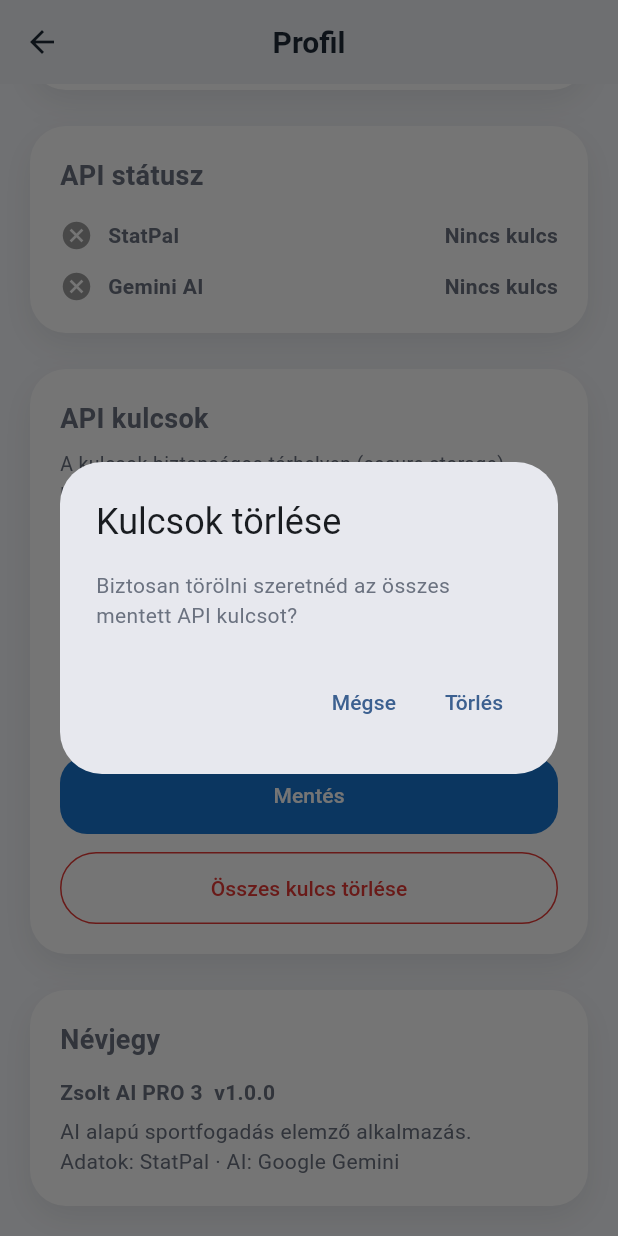
After one commit to apagyizsolt6-ship-it/zsolt_ai_pro_3, a Flutter app: the ProfileScreen screen opened directly, scrolled down 120 dp, after a tap on "Összes kulcs törlése", on a phone screen of 412 x 824 dp. The commit adds this screen. Run offline on Flutter 3.47's test engine with Material 3 defaults, Android fonts, the phone set to English and light mode, and no system bars; our stand-ins replace flutter_secure_storage; accounts and stored records are empty.

Commit message:
Add files via upload

```diff
--- /dev/null
+++ b/lib/screens/profile_screen.dart
@@ -0,0 +1,399 @@
+// ===========================================
+// ZSOLT AI PRO 3
+// Version: v0.3.0
+// File: lib/screens/profile_screen.dart
+// ===========================================
+
+import 'package:flutter/material.dart';
+
+import '../core/constants/app_constants.dart';
+import '../core/theme/app_colors.dart';
+import '../services/api_key_service.dart';
+
+class ProfileScreen extends StatefulWidget {
+  const ProfileScreen({super.key});
+
+  @override
+  State<ProfileScreen> createState() => _ProfileScreenState();
+}
+
+class _ProfileScreenState extends State<ProfileScreen> {
+  final _statPalController = TextEditingController();
+  final _geminiController = TextEditingController();
+
+  bool _loading = true;
+  bool _saving = false;
+  bool _hasStatPal = false;
+  bool _hasGemini = false;
+  bool _obscureStatPal = true;
+  bool _obscureGemini = true;
+
+  @override
+  void initState() {
+    super.initState();
+    _loadStatus();
+  }
+
+  Future<void> _loadStatus() async {
+    final status = await ApiKeyService.instance.status();
+    if (!mounted) return;
+    setState(() {
+      _hasStatPal = status['statpal'] ?? false;
+      _hasGemini = status['gemini'] ?? false;
+      _loading = false;
+    });
+  }
+
+  Future<void> _saveKeys() async {
+    setState(() => _saving = true);
+
+    final statPal = _statPalController.text.trim();
+    final gemini = _geminiController.text.trim();
+
+    if (statPal.isNotEmpty) {
+      await ApiKeyService.instance.saveStatPalKey(statPal);
+    }
+    if (gemini.isNotEmpty) {
+      await ApiKeyService.instance.saveGeminiKey(gemini);
+    }
+
+    _statPalController.clear();
+    _geminiController.clear();
+
+    await _loadStatus();
+
+    if (!mounted) return;
+    setState(() => _saving = false);
+
+    ScaffoldMessenger.of(context).showSnackBar(
+      const SnackBar(
+        content: Text('API kulcsok mentve'),
+        backgroundColor: AppColors.success,
+      ),
+    );
+  }
+
+  Future<void> _clearKeys() async {
+    final confirm = await showDialog<bool>(
+      context: context,
+      builder: (ctx) => AlertDialog(
+        title: const Text('Kulcsok törlése'),
+        content: const Text(
+          'Biztosan törölni szeretnéd az összes mentett API kulcsot?',
+        ),
+        actions: [
+          TextButton(
+            onPressed: () => Navigator.pop(ctx, false),
+            child: const Text('Mégse'),
+          ),
+          TextButton(
+            onPressed: () => Navigator.pop(ctx, true),
+            child: const Text('Törlés'),
+          ),
+        ],
+      ),
+    );
+
+    if (confirm != true) return;
+
+    await ApiKeyService.instance.clearAll();
+    await _loadStatus();
+
+    if (!mounted) return;
+    ScaffoldMessenger.of(context).showSnackBar(
+      const SnackBar(content: Text('API kulcsok törölve')),
+    );
+  }
+
+  @override
+  void dispose() {
+    _statPalController.dispose();
+    _geminiController.dispose();
+    super.dispose();
+  }
+
+  @override
+  Widget build(BuildContext context) {
+    return Scaffold(
+      backgroundColor: const Color(0xFFF5F7FB),
+      appBar: AppBar(
+        title: const Text(
+          'Profil',
+          style: TextStyle(fontWeight: FontWeight.bold),
+        ),
+        backgroundColor: Colors.white,
+        elevation: 0,
+        foregroundColor: AppColors.textPrimary,
+      ),
+      body: _loading
+          ? const Center(child: CircularProgressIndicator())
+          : ListView(
+              padding: const EdgeInsets.all(20),
+              children: [
+                _buildHeader(),
+                const SizedBox(height: 24),
+                _buildStatusCard(),
+                const SizedBox(height: 24),
+                _buildKeysCard(),
+                const SizedBox(height: 24),
+                _buildAboutCard(),
+              ],
+            ),
+    );
+  }
+
+  Widget _buildHeader() {
+    return Container(
+      padding: const EdgeInsets.all(20),
+      decoration: BoxDecoration(
+        color: Colors.white,
+        borderRadius: BorderRadius.circular(24),
+        boxShadow: const [
+          BoxShadow(
+            color: AppColors.shadow,
+            blurRadius: 18,
+            offset: Offset(0, 8),
+          ),
+        ],
+      ),
+      child: Row(
+        children: [
+          CircleAvatar(
+            radius: 32,
+            backgroundColor: AppColors.primary.withOpacity(0.12),
+            child: const Icon(
+              Icons.person,
+              size: 36,
+              color: AppColors.primary,
+            ),
+          ),
+          const SizedBox(width: 16),
+          const Expanded(
+            child: Column(
+              crossAxisAlignment: CrossAxisAlignment.start,
+              children: [
+                Text(
+                  'Zsolt AI PRO',
+                  style: TextStyle(
+                    fontSize: 20,
+                    fontWeight: FontWeight.bold,
+                  ),
+                ),
+                SizedBox(height: 4),
+                Text(
+                  'Sportfogadás elemző',
+                  style: TextStyle(color: AppColors.textSecondary),
+                ),
+              ],
+            ),
+          ),
+        ],
+      ),
+    );
+  }
+
+  Widget _buildStatusCard() {
+    return Container(
+      padding: const EdgeInsets.all(20),
+      decoration: BoxDecoration(
+        color: Colors.white,
+        borderRadius: BorderRadius.circular(24),
+        boxShadow: const [
+          BoxShadow(
+            color: AppColors.shadow,
+            blurRadius: 18,
+            offset: Offset(0, 8),
+          ),
+        ],
+      ),
+      child: Column(
+        crossAxisAlignment: CrossAxisAlignment.start,
+        children: [
+          const Text(
+            'API státusz',
+            style: TextStyle(
+              fontSize: 18,
+              fontWeight: FontWeight.bold,
+            ),
+          ),
+          const SizedBox(height: 16),
+          _statusRow('StatPal', _hasStatPal),
+          const SizedBox(height: 12),
+          _statusRow('Gemini AI', _hasGemini),
+        ],
+      ),
+    );
+  }
+
+  Widget _statusRow(String label, bool ok) {
+    return Row(
+      children: [
+        Icon(
+          ok ? Icons.check_circle : Icons.cancel,
+          color: ok ? AppColors.success : Colors.grey,
+          size: 22,
+        ),
+        const SizedBox(width: 10),
+        Text(
+          label,
+          style: const TextStyle(fontWeight: FontWeight.w600),
+        ),
+        const Spacer(),
+        Text(
+          ok ? 'Beállítva' : 'Nincs kulcs',
+          style: TextStyle(
+            color: ok ? AppColors.success : AppColors.textSecondary,
+            fontWeight: FontWeight.w600,
+          ),
+        ),
+      ],
+    );
+  }
+
+  Widget _buildKeysCard() {
+    return Container(
+      padding: const EdgeInsets.all(20),
+      decoration: BoxDecoration(
+        color: Colors.white,
+        borderRadius: BorderRadius.circular(24),
+        boxShadow: const [
+          BoxShadow(
+            color: AppColors.shadow,
+            blurRadius: 18,
+            offset: Offset(0, 8),
+          ),
+        ],
+      ),
+      child: Column(
+        crossAxisAlignment: CrossAxisAlignment.start,
+        children: [
+          const Text(
+            'API kulcsok',
+            style: TextStyle(
+              fontSize: 18,
+              fontWeight: FontWeight.bold,
+            ),
+          ),
+          const SizedBox(height: 8),
+          const Text(
+            'A kulcsok biztonságos tárhelyen (secure storage) mentődnek. '
+            'Üres mező = nem módosít.',
+            style: TextStyle(
+              color: AppColors.textSecondary,
+              fontSize: 13,
+              height: 1.4,
+            ),
+          ),
+          const SizedBox(height: 20),
+          TextField(
+            controller: _statPalController,
+            obscureText: _obscureStatPal,
+            decoration: InputDecoration(
+              labelText: 'StatPal API kulcs',
+              hintText: _hasStatPal ? '•••••••• (már mentve)' : 'Írd be a kulcsot',
+              suffixIcon: IconButton(
+                icon: Icon(
+                  _obscureStatPal ? Icons.visibility : Icons.visibility_off,
+                ),
+                onPressed: () {
+                  setState(() => _obscureStatPal = !_obscureStatPal);
+                },
+              ),
+            ),
+          ),
+          const SizedBox(height: 16),
+          TextField(
+            controller: _geminiController,
+            obscureText: _obscureGemini,
+            decoration: InputDecoration(
+              labelText: 'Gemini API kulcs',
+              hintText: _hasGemini ? '•••••••• (már mentve)' : 'Írd be a kulcsot',
+              suffixIcon: IconButton(
+                icon: Icon(
+                  _obscureGemini ? Icons.visibility : Icons.visibility_off,
+                ),
+                onPressed: () {
+                  setState(() => _obscureGemini = !_obscureGemini);
+                },
+              ),
+            ),
+          ),
+          const SizedBox(height: 20),
+          SizedBox(
+            width: double.infinity,
+            height: 52,
+            child: ElevatedButton(
+              onPressed: _saving ? null : _saveKeys,
+              child: _saving
+                  ? const SizedBox(
+                      width: 22,
+                      height: 22,
+                      child: CircularProgressIndicator(
+                        strokeWidth: 2,
+                        color: Colors.white,
+                      ),
+                    )
+                  : const Text('Mentés'),
+            ),
+          ),
+          const SizedBox(height: 12),
+          SizedBox(
+            width: double.infinity,
+            height: 48,
+            child: OutlinedButton(
+              onPressed: _clearKeys,
+              style: OutlinedButton.styleFrom(
+                foregroundColor: AppColors.danger,
+                side: const BorderSide(color: AppColors.danger),
+              ),
+              child: const Text('Összes kulcs törlése'),
+            ),
+          ),
+        ],
+      ),
+    );
+  }
+
+  Widget _buildAboutCard() {
+    return Container(
+      padding: const EdgeInsets.all(20),
+      decoration: BoxDecoration(
+        color: Colors.white,
+        borderRadius: BorderRadius.circular(24),
+        boxShadow: const [
+          BoxShadow(
+            color: AppColors.shadow,
+            blurRadius: 18,
+            offset: Offset(0, 8),
+          ),
+        ],
+      ),
+      child: Column(
+        crossAxisAlignment: CrossAxisAlignment.start,
+        children: [
+          const Text(
+            'Névjegy',
+            style: TextStyle(
+              fontSize: 18,
+              fontWeight: FontWeight.bold,
+            ),
+          ),
+          const SizedBox(height: 12),
+          Text(
+            '${AppConstants.appName}  v${AppConstants.version}',
+            style: const TextStyle(fontWeight: FontWeight.w600),
+          ),
+          const SizedBox(height: 6),
+          const Text(
+            'AI alapú sportfogadás elemző alkalmazás.\n'
+            'Adatok: StatPal · AI: Google Gemini',
+            style: TextStyle(
+              color: AppColors.textSecondary,
+              height: 1.4,
+            ),
+          ),
+        ],
+      ),
+    );
+  }
+}
```
Also changed, not shown: lib/screens/home_screen.dart (+110 -44 lines), lib/screens/splash_screen.dart (+74 -18 lines).
